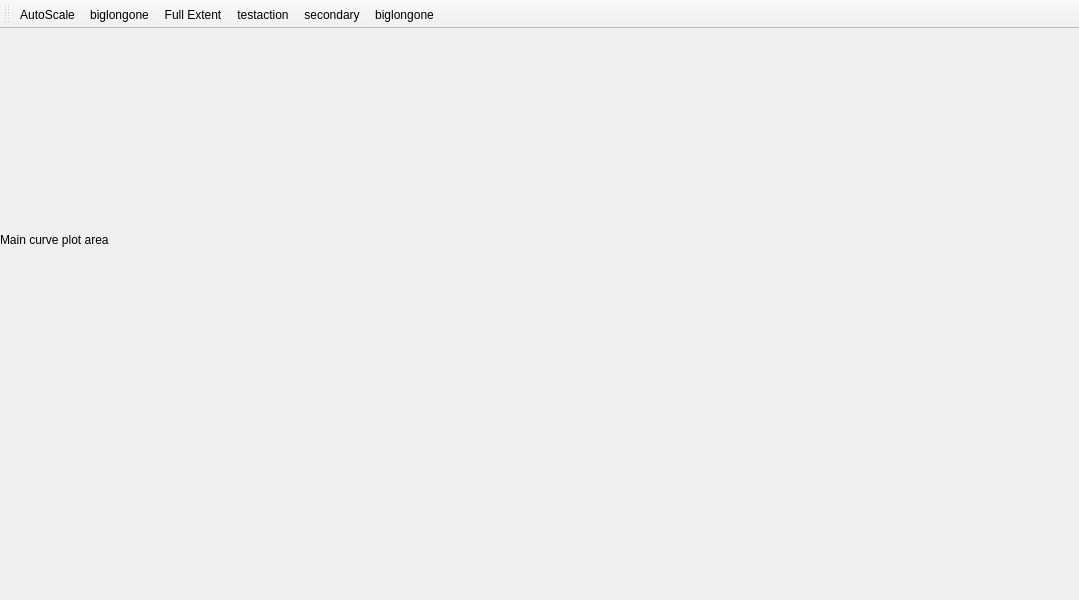
The window that linegrab/ui/linegrab_layout.ui (WasatchPhotonics/LineGrab) describes before a commit, drawn with Qt 5.
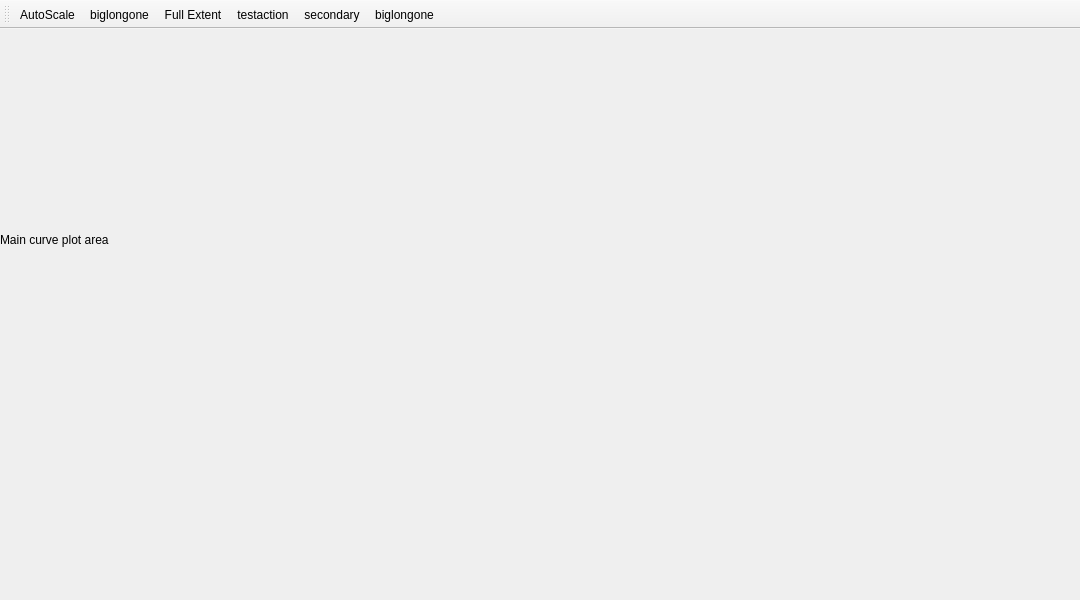
The same window after the commit. Icons and pictures are not drawn.

Commit message: linegrab.css startup

The edit to the form file:
```diff
--- a/linegrab/ui/linegrab_layout.ui
+++ b/linegrab/ui/linegrab_layout.ui
@@ -6,1233 +6,13 @@
    <rect>
     <x>0</x>
     <y>0</y>
-    <width>1079</width>
+    <width>1080</width>
     <height>600</height>
    </rect>
   </property>
   <property name="windowTitle">
    <string>MainWindow</string>
   </property>
-  <property name="styleSheet">
-   <string notr="true">/*
- * The MIT License (MIT)
- *
- * Copyright (c) &lt;2013-2014&gt; &lt;Colin Duquesnoy&gt;
- *
- * Permission is hereby granted, free of charge, to any person obtaining a copy
- * of this software and associated documentation files (the &quot;Software&quot;), to deal
- * in the Software without restriction, including without limitation the rights
- * to use, copy, modify, merge, publish, distribute, sublicense, and/or sell
- * copies of the Software, and to permit persons to whom the Software is
- * furnished to do so, subject to the following conditions:
-
- * The above copyright notice and this permission notice shall be included in
- * all copies or substantial portions of the Software.
-
- * THE SOFTWARE IS PROVIDED &quot;AS IS&quot;, WITHOUT WARRANTY OF ANY KIND, EXPRESS OR
- * IMPLIED, INCLUDING BUT NOT LIMITED TO THE WARRANTIES OF MERCHANTABILITY,
- * FITNESS FOR A PARTICULAR PURPOSE AND NONINFRINGEMENT. IN NO EVENT SHALL THE
- * AUTHORS OR COPYRIGHT HOLDERS BE LIABLE FOR ANY CLAIM, DAMAGES OR OTHER
- * LIABILITY, WHETHER IN AN ACTION OF CONTRACT, TORT OR OTHERWISE, ARISING FROM,
- * OUT OF OR IN CONNECTION WITH THE SOFTWARE OR THE USE OR OTHER DEALINGS IN
- * THE SOFTWARE.
- */
-
-QProgressBar:horizontal {
-    border: 1px solid #3A3939;
-    text-align: center;
-    padding: 1px;
-    background: #201F1F;
-}
-QProgressBar::chunk:horizontal {
-    background-color: qlineargradient(spread:reflect, x1:1, y1:0.545, x2:1, y2:0, stop:0 rgba(28, 66, 111, 255), stop:1 rgba(37, 87, 146, 255));
-}
-
-QToolTip
-{
-    border: 1px solid #3A3939;
-    background-color: rgb(90, 102, 117);;
-    color: white;
-    padding: 1px;
-    opacity: 200;
-}
-
-QWidget
-{
-    color: silver;
-    background-color: #302F2F;
-    selection-background-color:#3d8ec9;
-    selection-color: black;
-    background-clip: border;
-    border-image: none;
-    outline: 0;
-}
-
-QWidget:item:hover
-{
-    background-color: #78879b;
-    color: black;
-}
-
-QWidget:item:selected
-{
-    background-color: #3d8ec9;
-}
-
-QCheckBox
-{
-    spacing: 5px;
-    outline: none;
-    color: #bbb;
-    margin-bottom: 2px;
-}
-
-QCheckBox:disabled
-{
-    color: #777777;
-}
-QCheckBox::indicator,
-QGroupBox::indicator
-{
-    width: 18px;
-    height: 18px;
-}
-QGroupBox::indicator
-{
-    margin-left: 2px;
-}
-
-QCheckBox::indicator:unchecked,
-QCheckBox::indicator:unchecked:hover,
-QGroupBox::indicator:unchecked,
-QGroupBox::indicator:unchecked:hover
-{
-    image: url(:/qss_icons/rc/checkbox_unchecked.png);
-}
-
-QCheckBox::indicator:unchecked:focus,
-QCheckBox::indicator:unchecked:pressed,
-QGroupBox::indicator:unchecked:focus,
-QGroupBox::indicator:unchecked:pressed
-{
-  border: none;
-    image: url(:/qss_icons/rc/checkbox_unchecked_focus.png);
-}
-
-QCheckBox::indicator:checked,
-QCheckBox::indicator:checked:hover,
-QGroupBox::indicator:checked,
-QGroupBox::indicator:checked:hover
-{
-    image: url(:/qss_icons/rc/checkbox_checked.png);
-}
-
-QCheckBox::indicator:checked:focus,
-QCheckBox::indicator:checked:pressed,
-QGroupBox::indicator:checked:focus,
-QGroupBox::indicator:checked:pressed
-{
-  border: none;
-    image: url(:/qss_icons/rc/checkbox_checked_focus.png);
-}
-
-QCheckBox::indicator:indeterminate,
-QCheckBox::indicator:indeterminate:hover,
-QCheckBox::indicator:indeterminate:pressed
-QGroupBox::indicator:indeterminate,
-QGroupBox::indicator:indeterminate:hover,
-QGroupBox::indicator:indeterminate:pressed
-{
-    image: url(:/qss_icons/rc/checkbox_indeterminate.png);
-}
-
-QCheckBox::indicator:indeterminate:focus,
-QGroupBox::indicator:indeterminate:focus
-{
-    image: url(:/qss_icons/rc/checkbox_indeterminate_focus.png);
-}
-
-QCheckBox::indicator:checked:disabled,
-QGroupBox::indicator:checked:disabled
-{
-    image: url(:/qss_icons/rc/checkbox_checked_disabled.png);
-}
-
-QCheckBox::indicator:unchecked:disabled,
-QGroupBox::indicator:unchecked:disabled
-{
-    image: url(:/qss_icons/rc/checkbox_unchecked_disabled.png);
-}
-
-QRadioButton
-{
-    spacing: 5px;
-    outline: none;
-    color: #bbb;
-    margin-bottom: 2px;
-}
-
-QRadioButton:disabled
-{
-    color: #777777;
-}
-QRadioButton::indicator
-{
-    width: 21px;
-    height: 21px;
-}
-
-QRadioButton::indicator:unchecked,
-QRadioButton::indicator:unchecked:hover
-{
-    image: url(:/qss_icons/rc/radio_unchecked.png);
-}
-
-QRadioButton::indicator:unchecked:focus,
-QRadioButton::indicator:unchecked:pressed
-{
-  border: none;
-  outline: none;
-    image: url(:/qss_icons/rc/radio_unchecked_focus.png);
-}
-
-QRadioButton::indicator:checked,
-QRadioButton::indicator:checked:hover
-{
-  border: none;
-  outline: none;
-    image: url(:/qss_icons/rc/radio_checked.png);
-}
-
-QRadioButton::indicator:checked:focus,
-QRadioButton::indicato::menu-arrowr:checked:pressed
-{
-  border: none;
-  outline: none;
-    image: url(:/qss_icons/rc/radio_checked_focus.png);
-}
-
-QRadioButton::indicator:indeterminate,
-QRadioButton::indicator:indeterminate:hover,
-QRadioButton::indicator:indeterminate:pressed
-{
-        image: url(:/qss_icons/rc/radio_indeterminate.png);
-}
-
-QRadioButton::indicator:checked:disabled
-{
-  outline: none;
-  image: url(:/qss_icons/rc/radio_checked_disabled.png);
-}
-
-QRadioButton::indicator:unchecked:disabled
-{
-    image: url(:/qss_icons/rc/radio_unchecked_disabled.png);
-}
-
-
-QMenuBar
-{
-    background-color: #302F2F;
-    color: silver;
-}
-
-QMenuBar::item
-{
-    background: transparent;
-}
-
-QMenuBar::item:selected
-{
-    background: transparent;
-    border: 1px solid #3A3939;
-}
-
-QMenuBar::item:pressed
-{
-    border: 1px solid #3A3939;
-    background-color: #3d8ec9;
-    color: black;
-    margin-bottom:-1px;
-    padding-bottom:1px;
-}
-
-QMenu
-{
-    border: 1px solid #3A3939;
-    color: silver;
-    margin: 2px;
-}
-
-QMenu::icon
-{
-    margin: 5px;
-}
-
-QMenu::item
-{
-    padding: 5px 30px 5px 30px;
-    margin-left: 5px;
-    border: 1px solid transparent; /* reserve space for selection border */
-}
-
-QMenu::item:selected
-{
-    color: black;
-}
-
-QMenu::separator {
-    height: 2px;
-    background: lightblue;
-    margin-left: 10px;
-    margin-right: 5px;
-}
-
-QMenu::indicator {
-    width: 18px;
-    height: 18px;
-}
-
-/* non-exclusive indicator = check box style indicator
-   (see QActionGroup::setExclusive) */
-QMenu::indicator:non-exclusive:unchecked {
-    image: url(:/qss_icons/rc/checkbox_unchecked.png);
-}
-
-QMenu::indicator:non-exclusive:unchecked:selected {
-    image: url(:/qss_icons/rc/checkbox_unchecked_disabled.png);
-}
-
-QMenu::indicator:non-exclusive:checked {
-    image: url(:/qss_icons/rc/checkbox_checked.png);
-}
-
-QMenu::indicator:non-exclusive:checked:selected {
-    image: url(:/qss_icons/rc/checkbox_checked_disabled.png);
-}
-
-/* exclusive indicator = radio button style indicator (see QActionGroup::setExclusive) */
-QMenu::indicator:exclusive:unchecked {
-    image: url(:/qss_icons/rc/radio_unchecked.png);
-}
-
-QMenu::indicator:exclusive:unchecked:selected {
-    image: url(:/qss_icons/rc/radio_unchecked_disabled.png);
-}
-
-QMenu::indicator:exclusive:checked {
-    image: url(:/qss_icons/rc/radio_checked.png);
-}
-
-QMenu::indicator:exclusive:checked:selected {
-    image: url(:/qss_icons/rc/radio_checked_disabled.png);
-}
-
-QMenu::right-arrow {
-    margin: 5px;
-    image: url(:/qss_icons/rc/right_arrow.png)
-}
-
-
-QWidget:disabled
-{
-    color: #404040;
-    background-color: #302F2F;
-}
-
-QAbstractItemView
-{
-    alternate-background-color: #3A3939;
-    color: silver;
-    border: 1px solid 3A3939;
-    border-radius: 2px;
-    padding: 1px;
-}
-
-QWidget:focus, QMenuBar:focus
-{
-    border: 1px solid #78879b;
-}
-
-QTabWidget:focus, QCheckBox:focus, QRadioButton:focus, QSlider:focus
-{
-    border: none;
-}
-
-QLineEdit
-{
-    background-color: #201F1F;
-    padding: 2px;
-    border-style: solid;
-    border: 1px solid #3A3939;
-    border-radius: 2px;
-    color: silver;
-}
-
-QGroupBox {
-    border:1px solid #3A3939;
-    border-radius: 2px;
-    margin-top: 20px;
-}
-
-QGroupBox::title {
-    subcontrol-origin: margin;
-    subcontrol-position: top center;
-    padding-left: 10px;
-    padding-right: 10px;
-    padding-top: 10px;
-}
-
-QAbstractScrollArea
-{
-    border-radius: 2px;
-    border: 1px solid #3A3939;
-    background-color: transparent;
-}
-
-QScrollBar:horizontal
-{
-    height: 15px;
-    margin: 3px 15px 3px 15px;
-    border: 1px transparent #2A2929;
-    border-radius: 4px;
-    background-color: #2A2929;
-}
-
-QScrollBar::handle:horizontal
-{
-    background-color: #605F5F;
-    min-width: 5px;
-    border-radius: 4px;
-}
-
-QScrollBar::add-line:horizontal
-{
-    margin: 0px 3px 0px 3px;
-    border-image: url(:/qss_icons/rc/right_arrow_disabled.png);
-    width: 10px;
-    height: 10px;
-    subcontrol-position: right;
-    subcontrol-origin: margin;
-}
-
-QScrollBar::sub-line:horizontal
-{
-    margin: 0px 3px 0px 3px;
-    border-image: url(:/qss_icons/rc/left_arrow_disabled.png);
-    height: 10px;
-    width: 10px;
-    subcontrol-position: left;
-    subcontrol-origin: margin;
-}
-
-QScrollBar::add-line:horizontal:hover,QScrollBar::add-line:horizontal:on
-{
-    border-image: url(:/qss_icons/rc/right_arrow.png);
-    height: 10px;
-    width: 10px;
-    subcontrol-position: right;
-    subcontrol-origin: margin;
-}
-
-
-QScrollBar::sub-line:horizontal:hover, QScrollBar::sub-line:horizontal:on
-{
-    border-image: url(:/qss_icons/rc/left_arrow.png);
-    height: 10px;
-    width: 10px;
-    subcontrol-position: left;
-    subcontrol-origin: margin;
-}
-
-QScrollBar::up-arrow:horizontal, QScrollBar::down-arrow:horizontal
-{
-    background: none;
-}
-
-
-QScrollBar::add-page:horizontal, QScrollBar::sub-page:horizontal
-{
-    background: none;
-}
-
-QScrollBar:vertical
-{
-    background-color: #2A2929;
-    width: 15px;
-    margin: 15px 3px 15px 3px;
-    border: 1px transparent #2A2929;
-    border-radius: 4px;
-}
-
-QScrollBar::handle:vertical
-{
-    background-color: #605F5F;
-    min-height: 5px;
-    border-radius: 4px;
-}
-
-QScrollBar::sub-line:vertical
-{
-    margin: 3px 0px 3px 0px;
-    border-image: url(:/qss_icons/rc/up_arrow_disabled.png);
-    height: 10px;
-    width: 10px;
-    subcontrol-position: top;
-    subcontrol-origin: margin;
-}
-
-QScrollBar::add-line:vertical
-{
-    margin: 3px 0px 3px 0px;
-    border-image: url(:/qss_icons/rc/down_arrow_disabled.png);
-    height: 10px;
-    width: 10px;
-    subcontrol-position: bottom;
-    subcontrol-origin: margin;
-}
-
-QScrollBar::sub-line:vertical:hover,QScrollBar::sub-line:vertical:on
-{
-
-    border-image: url(:/qss_icons/rc/up_arrow.png);
-    height: 10px;
-    width: 10px;
-    subcontrol-position: top;
-    subcontrol-origin: margin;
-}
-
-
-QScrollBar::add-line:vertical:hover, QScrollBar::add-line:vertical:on
-{
-    border-image: url(:/qss_icons/rc/down_arrow.png);
-    height: 10px;
-    width: 10px;
-    subcontrol-position: bottom;
-    subcontrol-origin: margin;
-}
-
-QScrollBar::up-arrow:vertical, QScrollBar::down-arrow:vertical
-{
-    background: none;
-}
-
-
-QScrollBar::add-page:vertical, QScrollBar::sub-page:vertical
-{
-    background: none;
-}
-
-QTextEdit
-{
-    background-color: #201F1F;
-    color: silver;
-    border: 1px solid #3A3939;
-}
-
-QPlainTextEdit
-{
-    background-color: #201F1F;;
-    color: silver;
-    border-radius: 2px;
-    border: 1px solid #3A3939;
-}
-
-QHeaderView::section
-{
-    background-color: #3A3939;
-    color: silver;
-    padding-left: 4px;
-    border: 1px solid #6c6c6c;
-}
-
-QSizeGrip {
-    image: url(:/qss_icons/rc/sizegrip.png);
-    width: 12px;
-    height: 12px;
-}
-
-
-QMainWindow::separator
-{
-    background-color: #302F2F;
-    color: white;
-    padding-left: 4px;
-    spacing: 2px;
-    border: 1px dashed #3A3939;
-}
-
-QMainWindow::separator:hover
-{
-
-    background-color: #787876;
-    color: white;
-    padding-left: 4px;
-    border: 1px solid #3A3939;
-    spacing: 2px;
-}
-
-
-QMenu::separator
-{
-    height: 1px;
-    background-color: #3A3939;
-    color: white;
-    padding-left: 4px;
-    margin-left: 10px;
-    margin-right: 5px;
-}
-
-
-QFrame
-{
-    border-radius: 2px;
-    border: 1px solid #444;
-}
-
-QFrame[frameShape=&quot;0&quot;]
-{
-    border-radius: 2px;
-    border: 1px transparent #444;
-}
-
-QStackedWidget
-{
-    border: 1px transparent black;
-}
-
-QToolBar {
-    border: 1px transparent #393838;
-    background: 1px solid #302F2F;
-    font-weight: bold;
-}
-
-QToolBar::handle:horizontal {
-    image: url(:/qss_icons/rc/Hmovetoolbar.png);
-}
-QToolBar::handle:vertical {
-    image: url(:/qss_icons/rc/Vmovetoolbar.png);
-}
-QToolBar::separator:horizontal {
-    image: url(:/qss_icons/rc/Hsepartoolbar.png);
-}
-QToolBar::separator:vertical {
-    image: url(:/qss_icons/rc/Vsepartoolbars.png);
-}
-
-QPushButton
-{
-    color: silver;
-    background-color: #302F2F;
-    border-width: 1px;
-    border-color: #4A4949;
-    border-style: solid;
-    padding-top: 5px;
-    padding-bottom: 5px;
-    padding-left: 5px;
-    padding-right: 5px;
-    border-radius: 2px;
-    outline: none;
-}
-
-QPushButton:disabled
-{
-    background-color: #302F2F;
-    border-width: 1px;
-    border-color: #3A3939;
-    border-style: solid;
-    padding-top: 5px;
-    padding-bottom: 5px;
-    padding-left: 10px;
-    padding-right: 10px;
-    /*border-radius: 2px;*/
-    color: #454545;
-}
-
-QPushButton:focus {
-    background-color: #3d8ec9;
-    color: white;
-}
-
-QComboBox
-{
-    selection-background-color: #3d8ec9;
-    background-color: #201F1F;
-    border-style: solid;
-    border: 1px solid #3A3939;
-    border-radius: 2px;
-    padding: 2px;
-    min-width: 75px;
-}
-
-QPushButton:checked{
-    background-color: #4A4949;
-    border-color: #6A6969;
-}
-
-QComboBox:hover,QPushButton:hover,QAbstractSpinBox:hover,QLineEdit:hover,QTextEdit:hover,QPlainTextEdit:hover,QAbstractView:hover,QTreeView:hover
-{
-    border: 1px solid #78879b;
-    color: silver;
-}
-
-QComboBox:on
-{
-    background-color: #626873;
-    padding-top: 3px;
-    padding-left: 4px;
-    selection-background-color: #4a4a4a;
-}
-
-QComboBox QAbstractItemView
-{
-    background-color: #201F1F;
-    border-radius: 2px;
-    border: 1px solid #444;
-    selection-background-color: #3d8ec9;
-}
-
-QComboBox::drop-down
-{
-    subcontrol-origin: padding;
-    subcontrol-position: top right;
-    width: 15px;
-
-    border-left-width: 0px;
-    border-left-color: darkgray;
-    border-left-style: solid;
-    border-top-right-radius: 3px;
-    border-bottom-right-radius: 3px;
-}
-
-QComboBox::down-arrow
-{
-    image: url(:/qss_icons/rc/down_arrow_disabled.png);
-}
-
-QComboBox::down-arrow:on, QComboBox::down-arrow:hover,
-QComboBox::down-arrow:focus
-{
-    image: url(:/qss_icons/rc/down_arrow.png);
-}
-
-QPushButton:pressed
-{
-    background-color: #484846;
-}
-
-QAbstractSpinBox {
-    padding-top: 2px;
-    padding-bottom: 2px;
-    border: 1px solid #3A3939;
-    background-color: #201F1F;
-    color: silver;
-    border-radius: 2px;
-    min-width: 75px;
-}
-
-QAbstractSpinBox:up-button
-{
-    background-color: transparent;
-    subcontrol-origin: border;
-    subcontrol-position: center right;
-}
-
-QAbstractSpinBox:down-button
-{
-    background-color: transparent;
-    subcontrol-origin: border;
-    subcontrol-position: center left;
-}
-
-QAbstractSpinBox::up-arrow,QAbstractSpinBox::up-arrow:disabled,QAbstractSpinBox::up-arrow:off {
-    image: url(:/qss_icons/rc/up_arrow_disabled.png);
-    width: 10px;
-    height: 10px;
-}
-QAbstractSpinBox::up-arrow:hover
-{
-    image: url(:/qss_icons/rc/up_arrow.png);
-}
-
-
-QAbstractSpinBox::down-arrow,QAbstractSpinBox::down-arrow:disabled,QAbstractSpinBox::down-arrow:off
-{
-    image: url(:/qss_icons/rc/down_arrow_disabled.png);
-    width: 10px;
-    height: 10px;
-}
-QAbstractSpinBox::down-arrow:hover
-{
-    image: url(:/qss_icons/rc/down_arrow.png);
-}
-
-
-QLabel
-{
-    border: 0px solid black;
-}
-
-QTabWidget{
-    border: 1px transparent black;
-}
-
-QTabWidget::pane {
-    border: 1px solid #444;
-    border-radius: 3px;
-    padding: 3px;
-}
-
-QTabBar
-{
-    qproperty-drawBase: 0;
-    left: 5px; /* move to the right by 5px */
-}
-
-QTabBar:focus
-{
-    border: 0px transparent black;
-}
-
-QTabBar::close-button  {
-    image: url(:/qss_icons/rc/close.png);
-    background: transparent;
-}
-
-QTabBar::close-button:hover
-{
-    image: url(:/qss_icons/rc/close-hover.png);
-    background: transparent;
-}
-
-QTabBar::close-button:pressed {
-    image: url(:/qss_icons/rc/close-pressed.png);
-    background: transparent;
-}
-
-/* TOP TABS */
-QTabBar::tab:top {
-    color: #b1b1b1;
-    border: 1px solid #4A4949;
-    border-bottom: 1px transparent black;
-    background-color: #302F2F;
-    padding: 5px;
-    border-top-left-radius: 2px;
-    border-top-right-radius: 2px;
-}
-
-QTabBar::tab:top:!selected
-{
-    color: #b1b1b1;
-    background-color: #201F1F;
-    border: 1px transparent #4A4949;
-    border-bottom: 1px transparent #4A4949;
-    border-top-left-radius: 0px;
-    border-top-right-radius: 0px;
-}
-
-QTabBar::tab:top:!selected:hover {
-    background-color: #48576b;
-}
-
-/* BOTTOM TABS */
-QTabBar::tab:bottom {
-    color: #b1b1b1;
-    border: 1px solid #4A4949;
-    border-top: 1px transparent black;
-    background-color: #302F2F;
-    padding: 5px;
-    border-bottom-left-radius: 2px;
-    border-bottom-right-radius: 2px;
-}
-
-QTabBar::tab:bottom:!selected
-{
-    color: #b1b1b1;
-    background-color: #201F1F;
-    border: 1px transparent #4A4949;
-    border-top: 1px transparent #4A4949;
-    border-bottom-left-radius: 0px;
-    border-bottom-right-radius: 0px;
-}
-
-QTabBar::tab:bottom:!selected:hover {
-    background-color: #78879b;
-}
-
-/* LEFT TABS */
-QTabBar::tab:left {
-    color: #b1b1b1;
-    border: 1px solid #4A4949;
-    border-left: 1px transparent black;
-    background-color: #302F2F;
-    padding: 5px;
-    border-top-right-radius: 2px;
-    border-bottom-right-radius: 2px;
-}
-
-QTabBar::tab:left:!selected
-{
-    color: #b1b1b1;
-    background-color: #201F1F;
-    border: 1px transparent #4A4949;
-    border-right: 1px transparent #4A4949;
-    border-top-right-radius: 0px;
-    border-bottom-right-radius: 0px;
-}
-
-QTabBar::tab:left:!selected:hover {
-    background-color: #48576b;
-}
-
-
-/* RIGHT TABS */
-QTabBar::tab:right {
-    color: #b1b1b1;
-    border: 1px solid #4A4949;
-    border-right: 1px transparent black;
-    background-color: #302F2F;
-    padding: 5px;
-    border-top-left-radius: 2px;
-    border-bottom-left-radius: 2px;
-}
-
-QTabBar::tab:right:!selected
-{
-    color: #b1b1b1;
-    background-color: #201F1F;
-    border: 1px transparent #4A4949;
-    border-right: 1px transparent #4A4949;
-    border-top-left-radius: 0px;
-    border-bottom-left-radius: 0px;
-}
-
-QTabBar::tab:right:!selected:hover {
-    background-color: #48576b;
-}
-
-QTabBar QToolButton::right-arrow:enabled {
-     image: url(:/qss_icons/rc/right_arrow.png);
- }
-
- QTabBar QToolButton::left-arrow:enabled {
-     image: url(:/qss_icons/rc/left_arrow.png);
- }
-
-QTabBar QToolButton::right-arrow:disabled {
-     image: url(:/qss_icons/rc/right_arrow_disabled.png);
- }
-
- QTabBar QToolButton::left-arrow:disabled {
-     image: url(:/qss_icons/rc/left_arrow_disabled.png);
- }
-
-
-QDockWidget {
-    border: 1px solid #403F3F;
-    titlebar-close-icon: url(:/qss_icons/rc/close.png);
-    titlebar-normal-icon: url(:/qss_icons/rc/undock.png);
-}
-
-QDockWidget::close-button, QDockWidget::float-button {
-    border: 1px solid transparent;
-    border-radius: 2px;
-    background: transparent;
-}
-
-QDockWidget::close-button:hover, QDockWidget::float-button:hover {
-    background: rgba(255, 255, 255, 10);
-}
-
-QDockWidget::close-button:pressed, QDockWidget::float-button:pressed {
-    padding: 1px -1px -1px 1px;
-    background: rgba(255, 255, 255, 10);
-}
-
-QTreeView, QListView
-{
-    border: 1px solid #444;
-    background-color: #201F1F;
-}
-
-QTreeView:branch:selected, QTreeView:branch:hover
-{
-    background: url(:/qss_icons/rc/transparent.png);
-}
-
-QTreeView::branch:has-siblings:!adjoins-item {
-    border-image: url(:/qss_icons/rc/transparent.png);
-}
-
-QTreeView::branch:has-siblings:adjoins-item {
-    border-image: url(:/qss_icons/rc/transparent.png);
-}
-
-QTreeView::branch:!has-children:!has-siblings:adjoins-item {
-    border-image: url(:/qss_icons/rc/transparent.png);
-}
-
-QTreeView::branch:has-children:!has-siblings:closed,
-QTreeView::branch:closed:has-children:has-siblings {
-    image: url(:/qss_icons/rc/branch_closed.png);
-}
-
-QTreeView::branch:open:has-children:!has-siblings,
-QTreeView::branch:open:has-children:has-siblings  {
-    image: url(:/qss_icons/rc/branch_open.png);
-}
-
-QTreeView::branch:has-children:!has-siblings:closed:hover,
-QTreeView::branch:closed:has-children:has-siblings:hover {
-    image: url(:/qss_icons/rc/branch_closed-on.png);
-    }
-
-QTreeView::branch:open:has-children:!has-siblings:hover,
-QTreeView::branch:open:has-children:has-siblings:hover  {
-    image: url(:/qss_icons/rc/branch_open-on.png);
-    }
-
-QListView::item:!selected:hover, QListView::item:!selected:hover, QTreeView::item:!selected:hover  {
-    background: rgba(0, 0, 0, 0);
-    outline: 0;
-    color: #FFFFFF
-}
-
-QListView::item:selected:hover, QListView::item:selected:hover, QTreeView::item:selected:hover  {
-    background: #3d8ec9;
-    color: #FFFFFF;
-}
-
-QSlider::groove:horizontal {
-    border: 1px solid #3A3939;
-    height: 8px;
-    background: #201F1F;
-    margin: 2px 0;
-    border-radius: 2px;
-}
-
-QSlider::handle:horizontal {
-    background: QLinearGradient( x1: 0, y1: 0, x2: 0, y2: 1,
-      stop: 0.0 silver, stop: 0.2 #a8a8a8, stop: 1 #727272);
-    border: 1px solid #3A3939;
-    width: 14px;
-    height: 14px;
-    margin: -4px 0;
-    border-radius: 2px;
-}
-
-QSlider::groove:vertical {
-    border: 1px solid #3A3939;
-    width: 8px;
-    background: #201F1F;
-    margin: 0 0px;
-    border-radius: 2px;
-}
-
-QSlider::handle:vertical {
-    background: QLinearGradient( x1: 0, y1: 0, x2: 0, y2: 1, stop: 0.0 silver,
-      stop: 0.2 #a8a8a8, stop: 1 #727272);
-    border: 1px solid #3A3939;
-    width: 14px;
-    height: 14px;
-    margin: 0 -4px;
-    border-radius: 2px;
-}
-
-QToolButton {
-    background-color: transparent;
-    border: 1px transparent #4A4949;
-    border-radius: 2px;
-    margin: 3px;
-    padding: 3px;
-}
-
-QToolButton[popupMode=&quot;1&quot;] { /* only for MenuButtonPopup */
- padding-right: 20px; /* make way for the popup button */
- border: 1px transparent #4A4949;
- border-radius: 5px;
-}
-
-QToolButton[popupMode=&quot;2&quot;] { /* only for InstantPopup */
- padding-right: 10px; /* make way for the popup button */
- border: 1px transparent #4A4949;
-}
-
-
-QToolButton:hover, QToolButton::menu-button:hover {
-    background-color: transparent;
-    border: 1px solid #78879b;
-}
-
-QToolButton:checked, QToolButton:pressed,
-        QToolButton::menu-button:pressed {
-    background-color: #4A4949;
-    border: 1px solid #78879b;
-}
-
-/* the subcontrol below is used only in the InstantPopup or DelayedPopup mode */
-QToolButton::menu-indicator {
-    image: url(:/qss_icons/rc/down_arrow.png);
-    top: -7px; left: -2px; /* shift it a bit */
-}
-
-/* the subcontrols below are used only in the MenuButtonPopup mode */
-QToolButton::menu-button {
-    border: 1px transparent #4A4949;
-    border-top-right-radius: 6px;
-    border-bottom-right-radius: 6px;
-    /* 16px width + 4px for border = 20px allocated above */
-    width: 16px;
-    outline: none;
-}
-
-QToolButton::menu-arrow {
-    image: url(:/qss_icons/rc/down_arrow.png);
-}
-
-QToolButton::menu-arrow:open {
-    top: 1px; left: 1px; /* shift it a bit */
-    border: 1px solid #3A3939;
-}
-
-QPushButton::menu-indicator  {
-    subcontrol-origin: padding;
-    subcontrol-position: bottom right;
-    left: 8px;
-}
-
-QTableView
-{
-    border: 1px solid #444;
-    gridline-color: #6c6c6c;
-    background-color: #201F1F;
-}
-
-
-QTableView, QHeaderView
-{
-    border-radius: 0px;
-}
-
-QTableView::item:pressed, QListView::item:pressed, QTreeView::item:pressed  {
-    background: #78879b;
-    color: #FFFFFF;
-}
-
-QTableView::item:selected:active, QTreeView::item:selected:active, QListView::item:selected:active  {
-    background: #3d8ec9;
-    color: #FFFFFF;
-}
-
-
-QHeaderView
-{
-    border: 1px transparent;
-    border-radius: 2px;
-    margin: 0px;
-    padding: 0px;
-}
-
-QHeaderView::section  {
-    background-color: #3A3939;
-    color: silver;
-    padding: 4px;
-    border: 1px solid #6c6c6c;
-    border-radius: 0px;
-    text-align: center;
-}
-
-QHeaderView::section::vertical::first, QHeaderView::section::vertical::only-one
-{
-    border-top: 1px solid #6c6c6c;
-}
-
-QHeaderView::section::vertical
-{
-    border-top: transparent;
-}
-
-QHeaderView::section::horizontal::first, QHeaderView::section::horizontal::only-one
-{
-    border-left: 1px solid #6c6c6c;
-}
-
-QHeaderView::section::horizontal
-{
-    border-left: transparent;
-}
-
-
-QHeaderView::section:checked
- {
-    color: white;
-    background-color: #5A5959;
- }
-
- /* style the sort indicator */
-QHeaderView::down-arrow {
-    image: url(:/qss_icons/rc/down_arrow.png);
-}
-
-QHeaderView::up-arrow {
-    image: url(:/qss_icons/rc/up_arrow.png);
-}
-
-
-QTableCornerButton::section {
-    background-color: #3A3939;
-    border: 1px solid #3A3939;
-    border-radius: 2px;
-}
-
-QToolBox  {
-    padding: 3px;
-    border: 1px transparent black;
-}
-
-QToolBox::tab {
-    color: #b1b1b1;
-    background-color: #302F2F;
-    border: 1px solid #4A4949;
-    border-bottom: 1px transparent #302F2F;
-    border-top-left-radius: 5px;
-    border-top-right-radius: 5px;
-}
-
- QToolBox::tab:selected { /* italicize selected tabs */
-    font: italic;
-    background-color: #302F2F;
-    border-color: #3d8ec9;
- }
-
-QStatusBar::item {
-    border: 1px solid #3A3939;
-    border-radius: 2px;
- }
-
-
-QFrame[height=&quot;3&quot;], QFrame[width=&quot;3&quot;] {
-    background-color: #444;
-}
-
-
-QSplitter::handle {
-    border: 1px dashed #3A3939;
-}
-
-QSplitter::handle:hover {
-    background-color: #787876;
-    border: 1px solid #3A3939;
-}
-
-QSplitter::handle:horizontal {
-    width: 1px;
-}
-
-QSplitter::handle:vertical {
-    height: 1px;
-}</string>
-  </property>
   <widget class="QWidget" name="centralwidget">
    <layout class="QVBoxLayout" name="verticalLayout">
     <property name="spacing">
```
Left out of the diff: 2 changed lines with no effect on the pictures. The commit also changes 4 other files.
